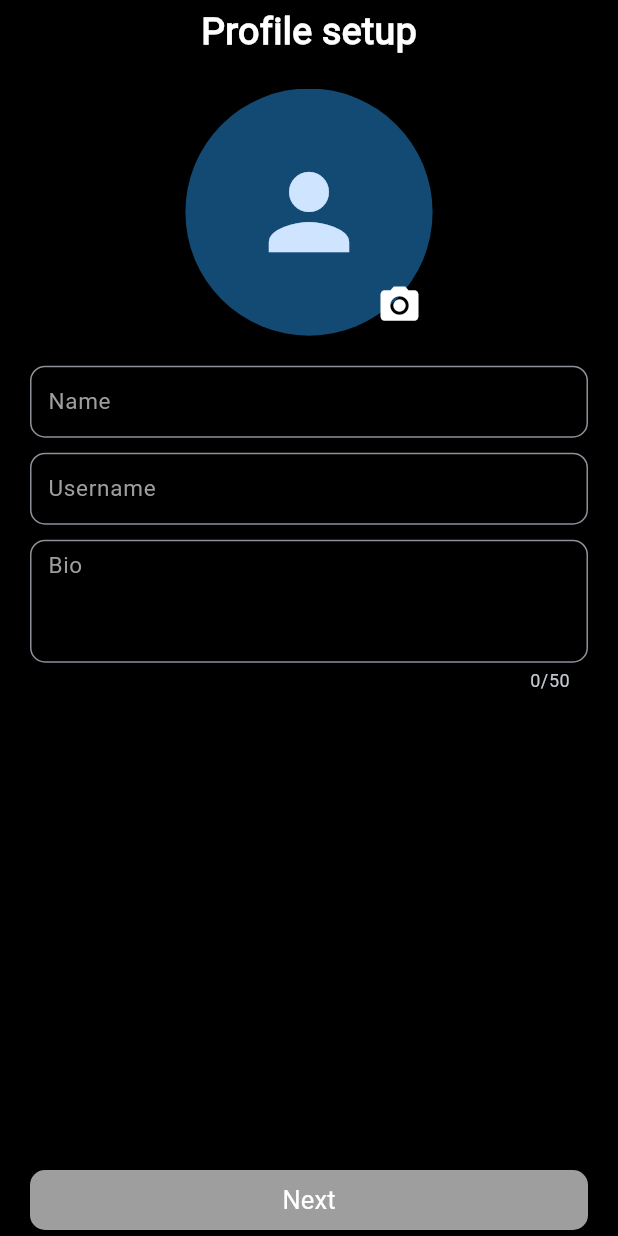
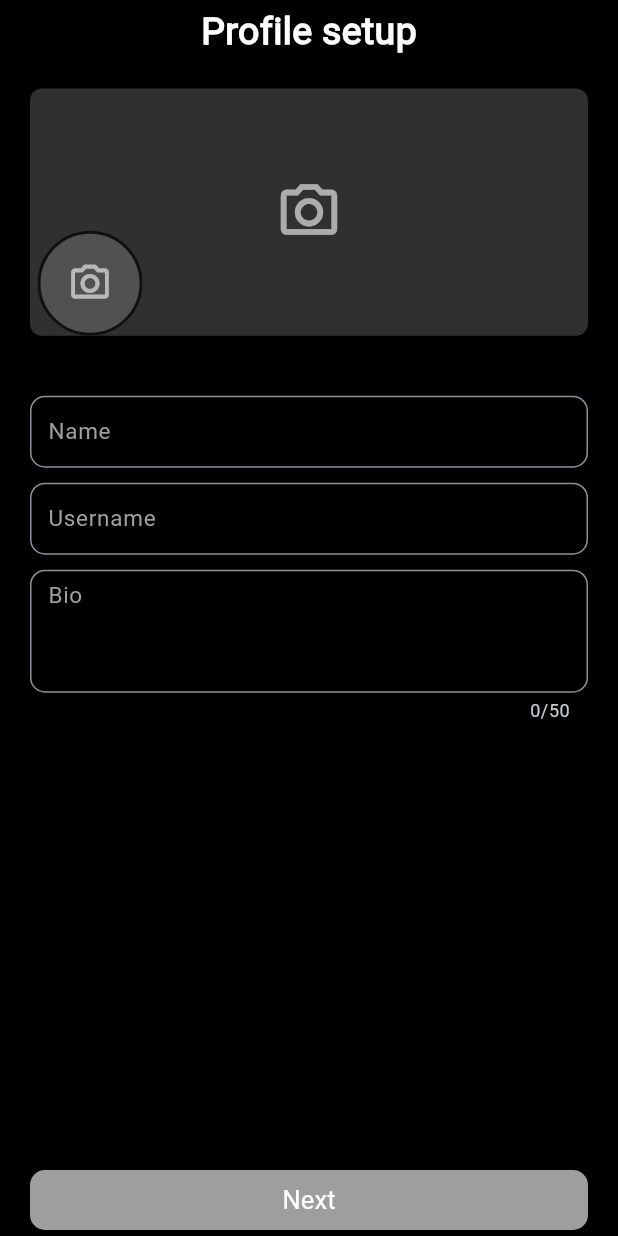
Before and after one commit to mustapha-amin/X_clone, a Flutter app: the UserDetails screen opened directly, on a phone screen of 412 x 824 dp. Run offline on Flutter 3.47's test engine with Material 3 defaults, Android fonts, the phone set to English and light mode, and no system bars; our stand-ins replace cloud_firestore, feather_icons, firebase_auth, firebase_core, firebase_storage, flutter_riverpod and 4 more; accounts and stored records are empty.

Commit message:
user detail screen completed

```diff
--- a/lib/common/x_appbar.dart
+++ b/lib/common/x_appbar.dart
@@ -1,12 +1,12 @@
 import 'package:flutter/material.dart';
 import 'package:flutter_svg/flutter_svg.dart';
-import '../../../constants/svg_paths.dart';
+import '../constants/images_paths.dart';
 
 class XWidgets {
   static AppBar appBar({required Widget leading}) {
     return AppBar(
       title: SvgPicture.asset(
-        SvgPaths.x_icon,
+        ImagesPaths.x_icon,
         color: Colors.white,
         width: 28,
       ),
--- a/lib/common/x_loader.dart
+++ b/lib/common/x_loader.dart
@@ -1,6 +1,6 @@
 import 'package:flutter/material.dart';
 import 'package:flutter_svg/flutter_svg.dart';
-import 'package:x_clone/constants/svg_paths.dart';
+import 'package:x_clone/constants/images_paths.dart';
 import '/utils/utils.dart';
 import '/theme/theme.dart';
 
@@ -21,7 +21,7 @@ class XLoader extends StatelessWidget {
                   const CircularProgressIndicator(color: AppColors.blueColor),
             ),
             SvgPicture.asset(
-              SvgPaths.x_icon,
+              ImagesPaths.x_icon,
               color: Colors.white,
               width: 30,
             ),
--- a/lib/features/auth/auth.dart
+++ b/lib/features/auth/auth.dart
@@ -2,3 +2,4 @@ export 'views/login.dart';
 export 'views/sign_up.dart';
 export 'views/error_screen.dart';
 export 'views/authenticate.dart';
+export 'views/user_details.dart';
--- a/lib/features/auth/views/authenticate.dart
+++ b/lib/features/auth/views/authenticate.dart
@@ -15,7 +15,7 @@
 import 'package:x_clone/utils/extensions.dart';
 import 'package:x_clone/utils/navigation.dart';
 import 'package:x_clone/utils/textstyle.dart';
-import '../../../constants/svg_paths.dart';
+import '../../../constants/images_paths.dart';
 import '../../../utils/spacing.dart';
 import '../widgets/divider.dart';
 
@@ -47,7 +47,7 @@
                     VerticalSpacing(size: context.screenHeight * .05),
                     Center(
                       child: SvgPicture.asset(
-                        SvgPaths.x_icon,
+                        ImagesPaths.x_icon,
                         color: Colors.white,
                         width: 25,
                       ),
--- a/lib/features/auth/views/user_details.dart
+++ b/lib/features/auth/views/user_details.dart
@@ -1,5 +1,9 @@
+import 'dart:developer';
+import 'dart:io';
+import 'package:x_clone/constants/images_paths.dart';
 import 'package:flutter/material.dart';
 import 'package:flutter_riverpod/flutter_riverpod.dart';
+import 'package:image_picker/image_picker.dart';
 import 'package:x_clone/theme/pallete.dart';
 import 'package:x_clone/utils/utils.dart';
 
@@ -17,6 +21,26 @@ class _UserDetailsState extends ConsumerState<UserDetails> {
   FocusNode focusNode1 = FocusNode();
   FocusNode focusNode2 = FocusNode();
   FocusNode focusNode3 = FocusNode();
+  File? profileImage;
+  File? coverImage;
+
+  Future<void> selectImage({bool? isProfileImage = true}) async {
+    try {
+      final ImagePicker imagePicker = ImagePicker();
+      XFile? image = await imagePicker.pickImage(source: ImageSource.gallery);
+      if (image != null && isProfileImage!) {
+        setState(() {
+          profileImage = File(image.path);
+        });
+      } else if (image != null && !isProfileImage!) {
+        setState(() {
+          coverImage = File(image.path);
+        });
+      }
+    } catch (e) {
+      log(e.toString());
+    }
+  }
 
   InputDecoration textfieldDecoration({String? hint}) {
     return InputDecoration(
@@ -55,25 +79,71 @@ class _UserDetailsState extends ConsumerState<UserDetails> {
                       VerticalSpacing(size: 20),
                       Stack(
                         children: [
-                        CircleAvatar(
-                          radius: context.screenWidth * .2,
-                          child: const Icon(
-                            Icons.person,
-                            size: 80,
+                          Stack(
+                            alignment: Alignment.bottomLeft,
+                            children: [
+                              InkWell(
+                                onTap: () => selectImage(isProfileImage: false),
+                                child: Container(
+                                  height: context.screenHeight * .2,
+                                  decoration: BoxDecoration(
+                                    borderRadius: BorderRadius.circular(8),
+                                    color: Colors.grey.withOpacity(0.3),
+                                    image: coverImage != null
+                                        ? DecorationImage(
+                                            fit: BoxFit.fitWidth,
+                                            image: FileImage(coverImage!),
+                                          )
+                                        : null,
+                                  ),
+                                  child: Center(
+                                    child: Icon(
+                                      Icons.photo_camera_outlined,
+                                      color: Colors.white.withOpacity(0.6),
+                                      size: 45,
+                                    ),
+                                  ),
                                 ),
                               ),
                               Positioned(
-                          bottom: -4,
-                          right: -2,
-                          child: IconButton(
-                            iconSize: 30,
-                            onPressed: () {},
-                            icon: const Icon(Icons.photo_camera),
+                                left: 5,
+                                child: Stack(
+                                  alignment: Alignment.center,
+                                  children: [
+                                    Container(
+                                      width: context.screenWidth * .17,
+                                      height: context.screenWidth * .17,
+                                      decoration: BoxDecoration(
+                                        shape: BoxShape.circle,
+                                        border: Border.all(
+                                          width: 2,
+                                          color: Colors.black.withOpacity(0.8),
+                                        ),
+                                        color: Colors.grey.withOpacity(0.3),
+                                        image: profileImage != null
+                                            ? DecorationImage(
+                                                fit: BoxFit.cover,
+                                                image: FileImage(profileImage!),
+                                              )
+                                            : null,
+                                      ),
+                                    ),
+                                    InkWell(
+                                      onTap: () => selectImage(),
+                                      child: Icon(
+                                        Icons.photo_camera_outlined,
+                                        size: 30,
+                                        color: Colors.white.withOpacity(0.6),
                                       ),
                                     )
                                   ],
                                 ),
-                    VerticalSpacing(size: 20),
+                              ),
+                            ],
+                          ),
+                        ],
+                      ),
+                      VerticalSpacing(size: 40),
                       TextField(
                         focusNode: focusNode1,
                         controller: nameController,
@@ -114,7 +184,8 @@ class _UserDetailsState extends ConsumerState<UserDetails> {
                         },
                       ),
                     ],
-                )),
+                  ),
+                ),
               ),
             ),
             SizedBox(
--- a/lib/features/auth/widgets/auth_button.dart
+++ b/lib/features/auth/widgets/auth_button.dart
@@ -1,6 +1,6 @@
 import 'package:flutter/material.dart';
 import 'package:flutter_svg/flutter_svg.dart';
-import 'package:x_clone/constants/svg_paths.dart';
+import 'package:x_clone/constants/images_paths.dart';
 import 'package:x_clone/utils/textstyle.dart';
 
 class AuthButton extends StatelessWidget {
@@ -30,7 +30,7 @@ class AuthButton extends StatelessWidget {
           style: ElevatedButton.styleFrom(
             backgroundColor: bgColor ?? Colors.white,
           ),
-          onPressed:  onPressed,
+          onPressed: onPressed,
           child: Row(
             mainAxisAlignment:
                 isGoogle! ? MainAxisAlignment.start : MainAxisAlignment.center,
@@ -39,7 +39,7 @@ class AuthButton extends StatelessWidget {
                   ? Padding(
                       padding: const EdgeInsets.all(5.0),
                       child: SvgPicture.asset(
-                        SvgPaths.google,
+                        ImagesPaths.google,
                       ),
                     )
                   : const SizedBox(),
--- a/lib/features/home/views/homescreen.dart
+++ b/lib/features/home/views/homescreen.dart
@@ -2,7 +2,7 @@ import 'package:flutter/material.dart';
 import 'package:flutter_riverpod/flutter_riverpod.dart';
 import 'package:flutter_svg/flutter_svg.dart';
 import 'package:x_clone/common/x_avatar.dart';
-import 'package:x_clone/constants/svg_paths.dart';
+import 'package:x_clone/constants/images_paths.dart';
 import 'package:x_clone/core/core.dart';
 import 'package:x_clone/utils/extensions.dart';
 import 'package:x_clone/utils/textstyle.dart';
@@ -28,7 +28,7 @@ class HomeScreen extends ConsumerWidget {
               leadingWidth: context.screenWidth * .2,
               leading: const XAvatar(),
               title: SvgPicture.asset(
-                SvgPaths.x_icon,
+                ImagesPaths.x_icon,
                 colorFilter: const ColorFilter.mode(
                   Colors.white,
                   BlendMode.srcIn,
```
Also changed, not shown: lib/common/x_drawer_tiles.dart (+6 -4 lines), lib/constants/images_paths.dart (added, +8 -0 lines), lib/constants/svg_paths.dart (deleted, +0 -7 lines), lib/main.dart (+9 -6 lines), assets/images/person.png (added). Lines whose indentation alone changed are shown as unchanged.
